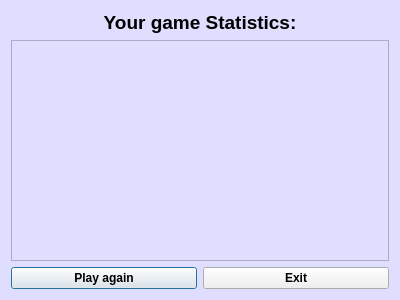
Above: Game/statistisdialog.ui from miikka0000/BusDestroyer2000-Game-with-Qt before the change. Below: the same form after it.
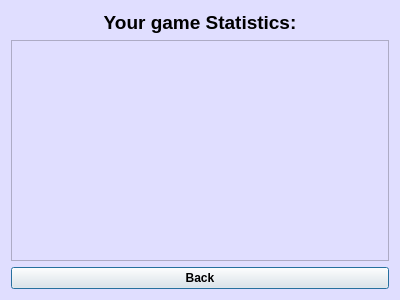
That is the form after the change.

Commit message: poistettu turhia nappeja statisticsdialogista. nyt siina enaa back button

```diff
--- a/Game/statistisdialog.ui
+++ b/Game/statistisdialog.ui
@@ -66,23 +66,7 @@
         <string notr="true">background-color: rgb(240, 240, 240);</string>
        </property>
        <property name="text">
-        <string>Play again</string>
-       </property>
-      </widget>
-     </item>
-     <item>
-      <widget class="QPushButton" name="exitGameButton">
-       <property name="font">
-        <font>
-         <weight>75</weight>
-         <bold>true</bold>
-        </font>
-       </property>
-       <property name="styleSheet">
-        <string notr="true">background-color: rgb(240, 240, 240);</string>
-       </property>
-       <property name="text">
-        <string>Exit</string>
+        <string>Back</string>
        </property>
       </widget>
      </item>
```
Left out of the diff: 2 changed lines with no effect on the pictures. The commit also changes 4 other files.
